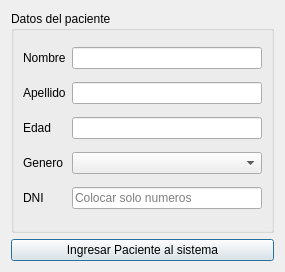
The window that TP1/pacientes.ui (Naza824/TP1) describes before a commit, drawn with Qt 5.
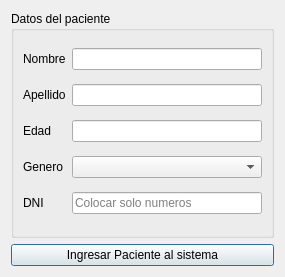
The same window after the commit.

```diff
--- a/TP1/pacientes.ui
+++ b/TP1/pacientes.ui
@@ -7,7 +7,7 @@
     <x>0</x>
     <y>0</y>
     <width>285</width>
-    <height>272</height>
+    <height>277</height>
    </rect>
   </property>
   <property name="windowTitle">
```
Left out of the diff: 8 changed lines with no effect on the pictures.
